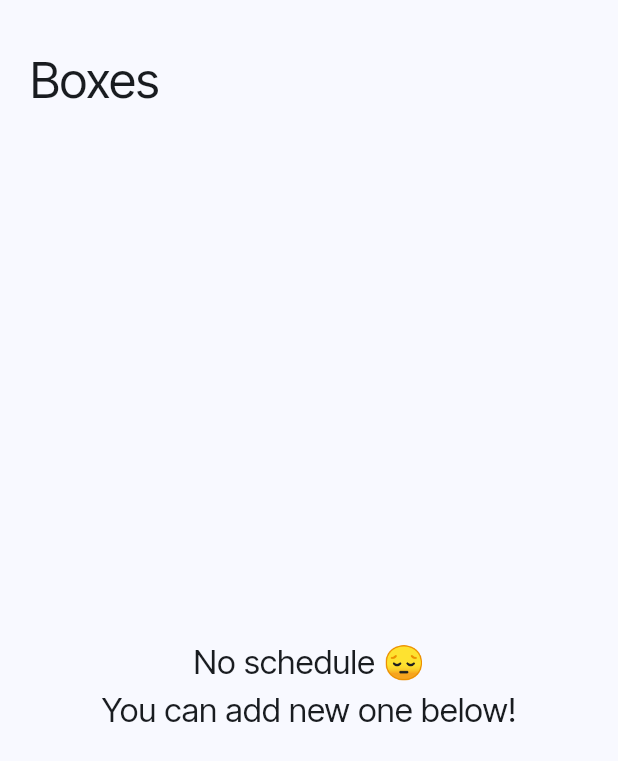
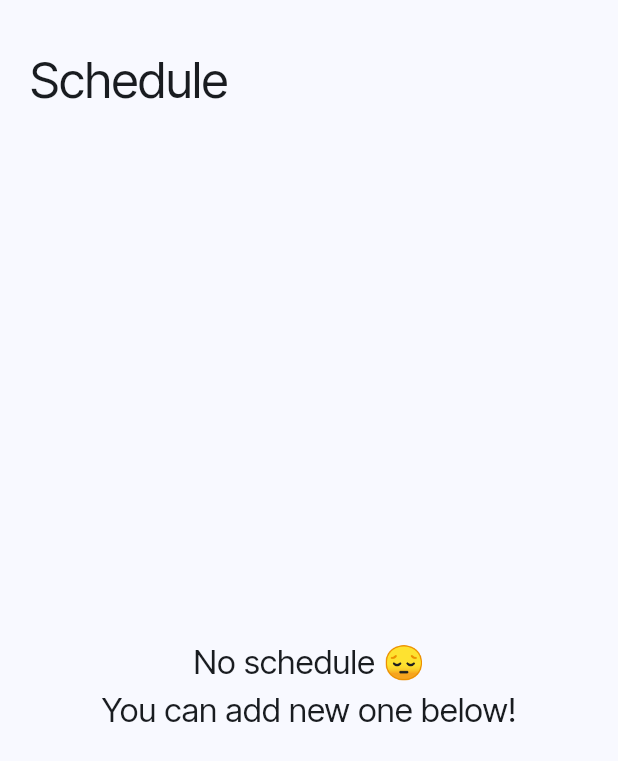
Before and after one commit to Sinneida/defood, a Flutter app: the ScheduleView screen opened by its route, on a phone screen of 412 x 824 dp. Shown: the top 761 px of the screen. Run offline on Flutter 3.47's test engine with Material 3 defaults, Android fonts, the light colour scheme and no system bars; drawn by our look-alikes of dynamic_color; our stand-ins replace dio, envied, file_picker, google_fonts, open_filex, package_info_plus and 5 more; missing offline and left inert: android_system_font, flutter_archive, flutter_logs; accounts and stored records are empty; generated files the repository leaves out were written again.

Commit message:
fix view name

```diff
--- a/lib/ui/views/schedule/schedule_view.dart
+++ b/lib/ui/views/schedule/schedule_view.dart
@@ -22,7 +22,7 @@ class ScheduleView extends StackedView<ScheduleViewModel> {
             automaticallyImplyLeading: false,
             flexibleSpace: FlexibleSpaceBar(
               titlePadding: EdgeInsets.only(bottom: 16, left: 20),
-              title: Text('Boxes'),
+              title: Text('Schedule'),
             ),
           ),
           PlaceholderText(
```
